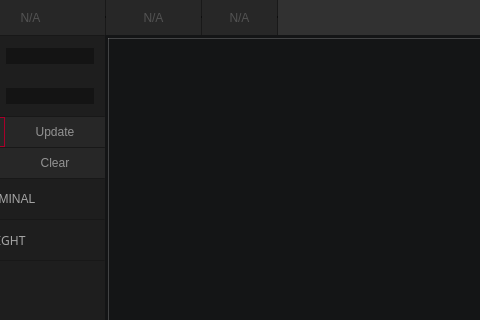
First picture: the form in edvs/ui/MainWindow.ui, repository lowg0d/Cansat-Mission-Control, before the edit; both pictures show x 95 to 575 and y 0 to 320 of the 1105 by 664 pixel window.
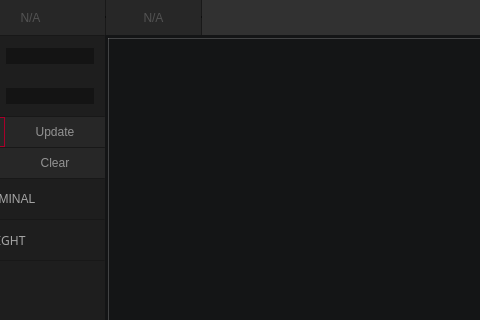
Second picture: the form after the edit. Icons and pictures are not drawn.

The edit to the form file:
```diff
--- a/edvs/ui/MainWindow.ui
+++ b/edvs/ui/MainWindow.ui
@@ -278,54 +278,6 @@
          </property>
         </widget>
        </item>
-       <item>
-        <widget class="Line" name="line_hide_2">
-         <property name="minimumSize">
-          <size>
-           <width>1</width>
-           <height>0</height>
-          </size>
-         </property>
-         <property name="maximumSize">
-          <size>
-           <width>1</width>
-           <height>45</height>
-          </size>
-         </property>
-         <property name="styleSheet">
-          <string notr="true">background-color: rgba(0, 0, 0, 0.5);</string>
-         </property>
-         <property name="orientation">
-          <enum>Qt::Horizontal</enum>
-         </property>
-        </widget>
-       </item>
-       <item>
-        <widget class="QLabel" name="lb_telemetry_info_1">
-         <property name="minimumSize">
-          <size>
-           <width>75</width>
-           <height>35</height>
-          </size>
-         </property>
-         <property name="maximumSize">
-          <size>
-           <width>75</width>
-           <height>35</height>
-          </size>
-         </property>
-         <property name="styleSheet">
-          <string notr="true">color: rgba(255, 255, 255, 0.2);
-background-color: rgb(39, 39, 39);</string>
-         </property>
-         <property name="text">
-          <string>N/A</string>
-         </property>
-         <property name="alignment">
-          <set>Qt::AlignCenter</set>
-         </property>
-        </widget>
-       </item>
        <item>
         <widget class="Line" name="line_hide_3">
          <property name="minimumSize">
```
